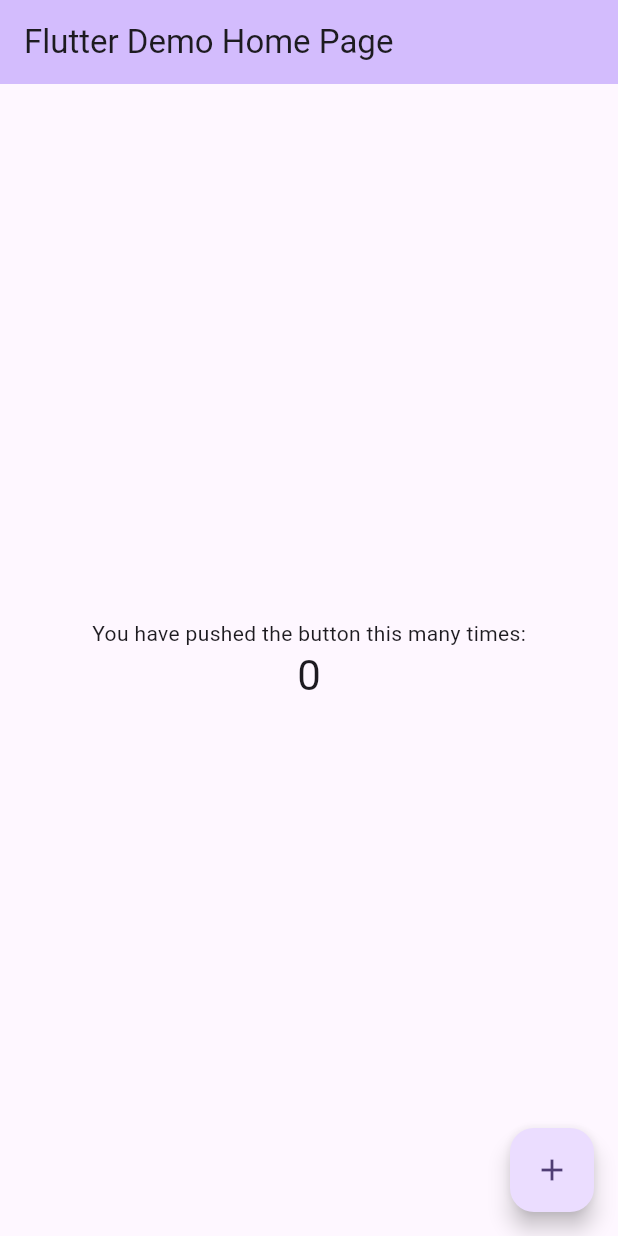
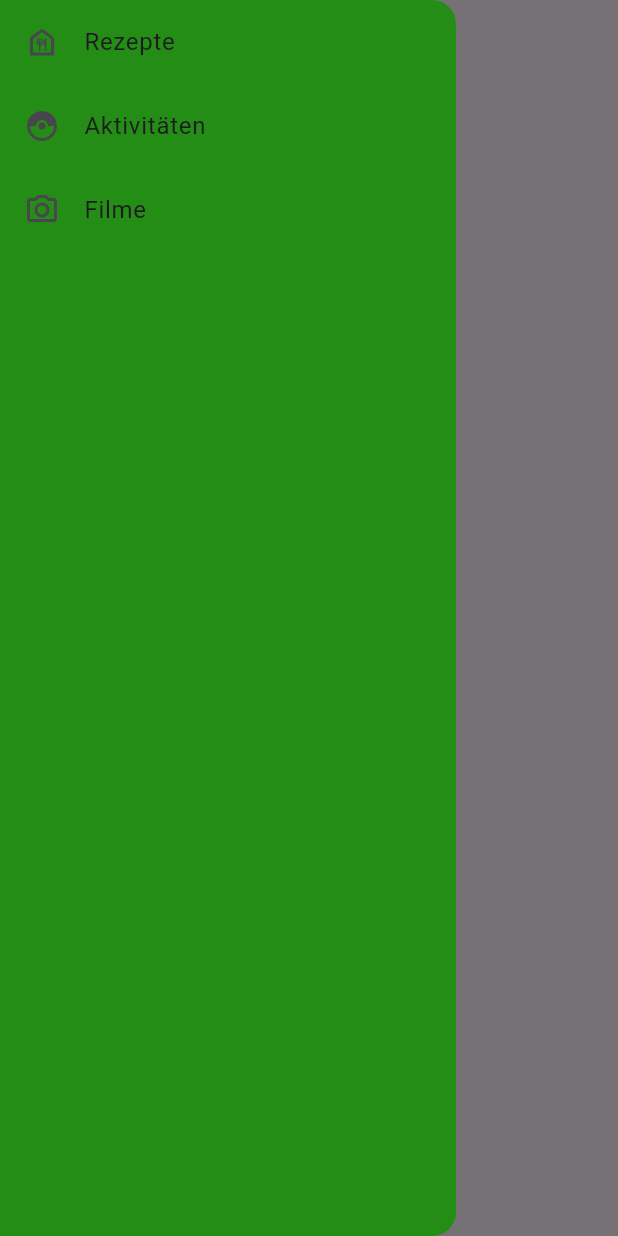
Before and after one commit to MelissaHartung/rand_o_mate, a Flutter app: the screen it shows after launch, with the side drawer open (before the commit the screen has no drawer), on a phone screen of 412 x 824 dp. Run offline on Flutter 3.47's test engine with Material 3 defaults, Android fonts, the phone set to English and light mode, and no system bars.

Commit message:
Add Homescreen and Zufallsrad widget implementation (#1)

```diff
--- a/lib/main.dart
+++ b/lib/main.dart
@@ -1,4 +1,5 @@
 import 'package:flutter/material.dart';
+import 'package:rand_o_mate/screens/homescreen.dart';
 
 void main() {
   runApp(const MyApp());
@@ -13,110 +14,11 @@ class MyApp extends StatelessWidget {
     return MaterialApp(
       title: 'Flutter Demo',
       theme: ThemeData(
-        // This is the theme of your application.
-        //
-        // TRY THIS: Try running your application with "flutter run". You'll see
-        // the application has a purple toolbar. Then, without quitting the app,
-        // try changing the seedColor in the colorScheme below to Colors.green
-        // and then invoke "hot reload" (save your changes or press the "hot
-        // reload" button in a Flutter-supported IDE, or press "r" if you used
-        // the command line to start the app).
-        //
-        // Notice that the counter didn't reset back to zero; the application
-        // state is not lost during the reload. To reset the state, use hot
-        // restart instead.
-        //
-        // This works for code too, not just values: Most code changes can be
-        // tested with just a hot reload.
+
         colorScheme: ColorScheme.fromSeed(seedColor: Colors.deepPurple),
       ),
-      home: const MyHomePage(title: 'Flutter Demo Home Page'),
+      home: Homescreen(),
+      debugShowCheckedModeBanner: false,
     );
   }
 }
-
-class MyHomePage extends StatefulWidget {
-  const MyHomePage({super.key, required this.title});
-
-  // This widget is the home page of your application. It is stateful, meaning
-  // that it has a State object (defined below) that contains fields that affect
-  // how it looks.
-
-  // This class is the configuration for the state. It holds the values (in this
-  // case the title) provided by the parent (in this case the App widget) and
-  // used by the build method of the State. Fields in a Widget subclass are
-  // always marked "final".
-
-  final String title;
-
-  @override
-  State<MyHomePage> createState() => _MyHomePageState();
-}
-
-class _MyHomePageState extends State<MyHomePage> {
-  int _counter = 0;
-
-  void _incrementCounter() {
-    setState(() {
-      // This call to setState tells the Flutter framework that something has
-      // changed in this State, which causes it to rerun the build method below
-      // so that the display can reflect the updated values. If we changed
-      // _counter without calling setState(), then the build method would not be
-      // called again, and so nothing would appear to happen.
-      _counter++;
-    });
-  }
-
-  @override
-  Widget build(BuildContext context) {
-    // This method is rerun every time setState is called, for instance as done
-    // by the _incrementCounter method above.
-    //
-    // The Flutter framework has been optimized to make rerunning build methods
-    // fast, so that you can just rebuild anything that needs updating rather
-    // than having to individually change instances of widgets.
-    return Scaffold(
-      appBar: AppBar(
-        // TRY THIS: Try changing the color here to a specific color (to
-        // Colors.amber, perhaps?) and trigger a hot reload to see the AppBar
-        // change color while the other colors stay the same.
-        backgroundColor: Theme.of(context).colorScheme.inversePrimary,
-        // Here we take the value from the MyHomePage object that was created by
-        // the App.build method, and use it to set our appbar title.
-        title: Text(widget.title),
-      ),
-      body: Center(
-        // Center is a layout widget. It takes a single child and positions it
-        // in the middle of the parent.
-        child: Column(
-          // Column is also a layout widget. It takes a list of children and
-          // arranges them vertically. By default, it sizes itself to fit its
-          // children horizontally, and tries to be as tall as its parent.
-          //
-          // Column has various properties to control how it sizes itself and
-          // how it positions its children. Here we use mainAxisAlignment to
-          // center the children vertically; the main axis here is the vertical
-          // axis because Columns are vertical (the cross axis would be
-          // horizontal).
-          //
-          // TRY THIS: Invoke "debug painting" (choose the "Toggle Debug Paint"
-          // action in the IDE, or press "p" in the console), to see the
-          // wireframe for each widget.
-          mainAxisAlignment: MainAxisAlignment.center,
-          children: <Widget>[
-            const Text('You have pushed the button this many times:'),
-            Text(
-              '$_counter',
-              style: Theme.of(context).textTheme.headlineMedium,
-            ),
-          ],
-        ),
-      ),
-      floatingActionButton: FloatingActionButton(
-        onPressed: _incrementCounter,
-        tooltip: 'Increment',
-        child: const Icon(Icons.add),
-      ), // This trailing comma makes auto-formatting nicer for build methods.
-    );
-  }
-}
--- a/lib/screens/homescreen.dart
+++ b/lib/screens/homescreen.dart
@@ -0,0 +1,38 @@
+import 'package:flutter/material.dart';
+import 'package:rand_o_mate/screens/widgets/zufallsrad.dart';
+
+class Homescreen extends StatelessWidget{
+  const Homescreen({super.key,});
+
+  @override
+  Widget build(BuildContext context) {
+    return Scaffold(
+      appBar: AppBar(
+      ),
+      drawer: Drawer(
+        backgroundColor: Color.fromARGB(249, 34, 142, 20),
+        child: ListView(
+          padding: EdgeInsets.zero,
+          children: const <Widget>[
+            ListTile(
+              leading: Icon(Icons.food_bank_outlined),
+              title: Text('Rezepte'),
+            ),
+            ListTile(
+              leading: Icon(Icons.catching_pokemon_outlined),
+              title: Text('Aktivitäten'),
+            ),
+            ListTile(
+              leading: Icon(Icons.camera_alt_outlined),
+              title: Text('Filme'),
+            ),
+          ],
+        ),
+      ),
+
+      body: const Center(
+        child: Zufallsrad(),
+      ),
+    );
+    }
+}
--- /dev/null
+++ b/lib/screens/widgets/zufallsrad.dart
@@ -0,0 +1,13 @@
+import 'package:flutter/material.dart';
+ class Zufallsrad extends StatelessWidget {
+  const Zufallsrad({super.key});
+
+  @override
+  Widget build(BuildContext context) {
+    return Container(
+
+
+
+    );
+  }
+}
```
